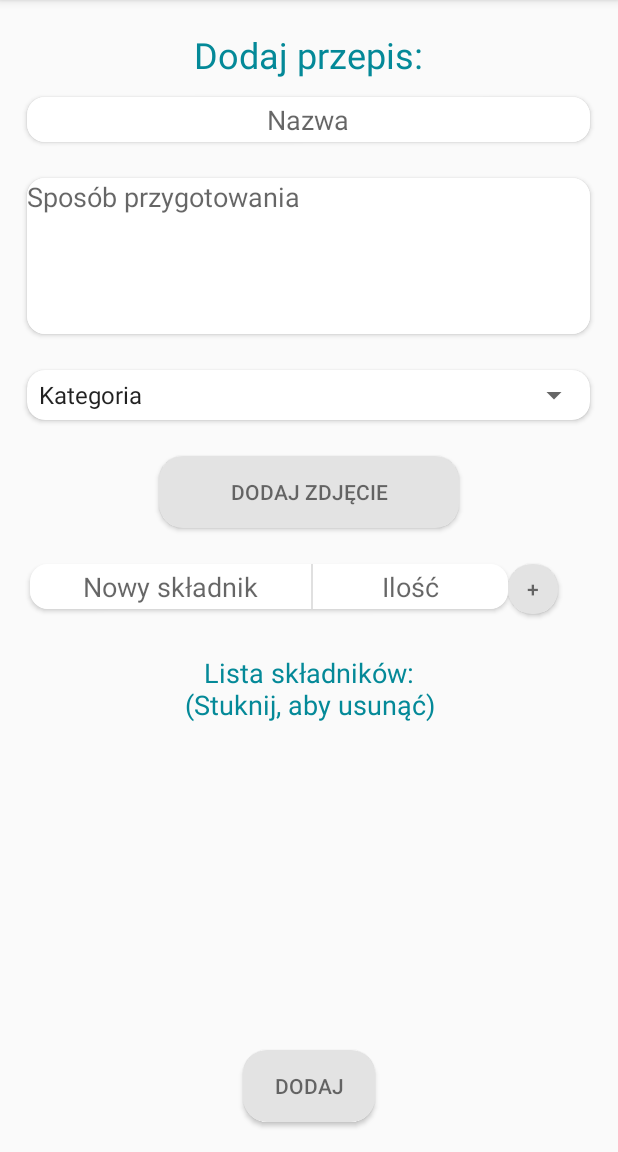
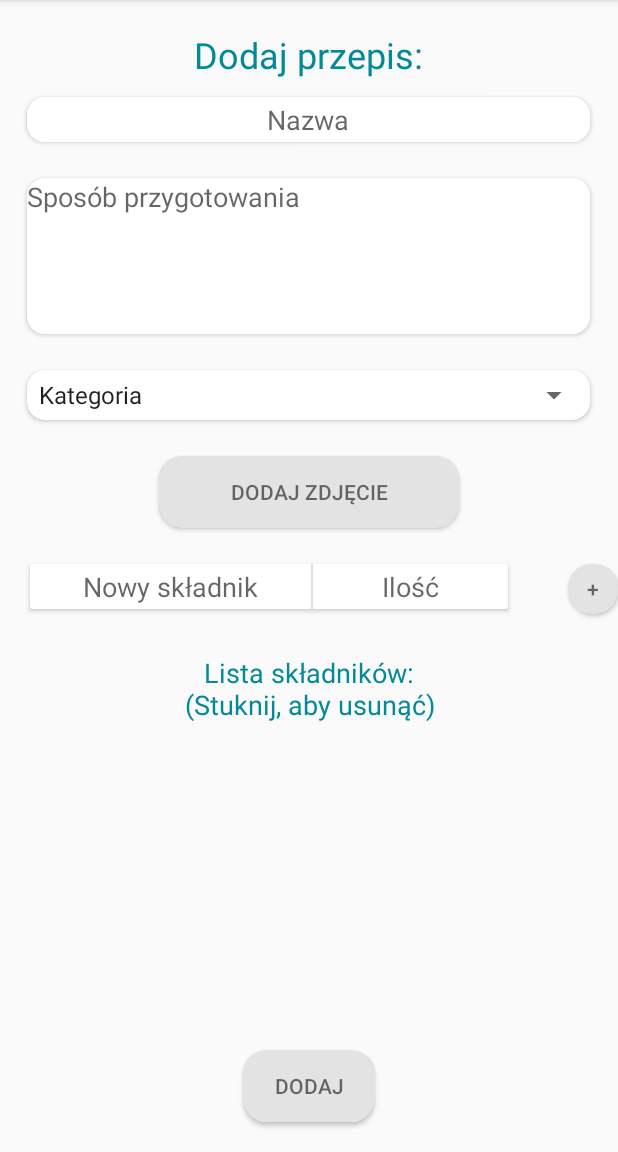
Before and after one commit to PP-SmartRecipes/SmartRecipes, an Android app: the RecipeAdd screen opened directly, with no data from a screen before it, on a phone screen of 412 x 824 dp, the part 84-1236 px from its top. Run offline under Robolectric (Android 15) with nearby library versions, the phone set to English and light mode, and no system bars; our stand-ins replace Firebase (no records; nobody signed in at launch, a user with empty details on screens opened directly); Roboto replaces fonts that are not available here.

Commit message:
Ingredients button tweaks #4

```diff
--- a/app/src/main/res/layout/activity_recipe_add.xml
+++ b/app/src/main/res/layout/activity_recipe_add.xml
@@ -77,7 +77,7 @@
         android:layout_height="wrap_content"
         android:layout_below="@id/cv7"
         android:layout_marginTop="24dp"
-        android:layout_toRightOf="@id/cv6"
+        android:layout_alignParentRight="true"
         app:cardCornerRadius="16dp">
 
         <Button
@@ -159,8 +159,7 @@
         android:layout_below="@+id/cv7"
         android:layout_marginLeft="20dp"
         android:layout_marginTop="24dp"
-        android:gravity="center"
-        app:cardCornerRadius="12dp">
+        android:gravity="center">
 
         <LinearLayout
             android:layout_width="wrap_content"
```
